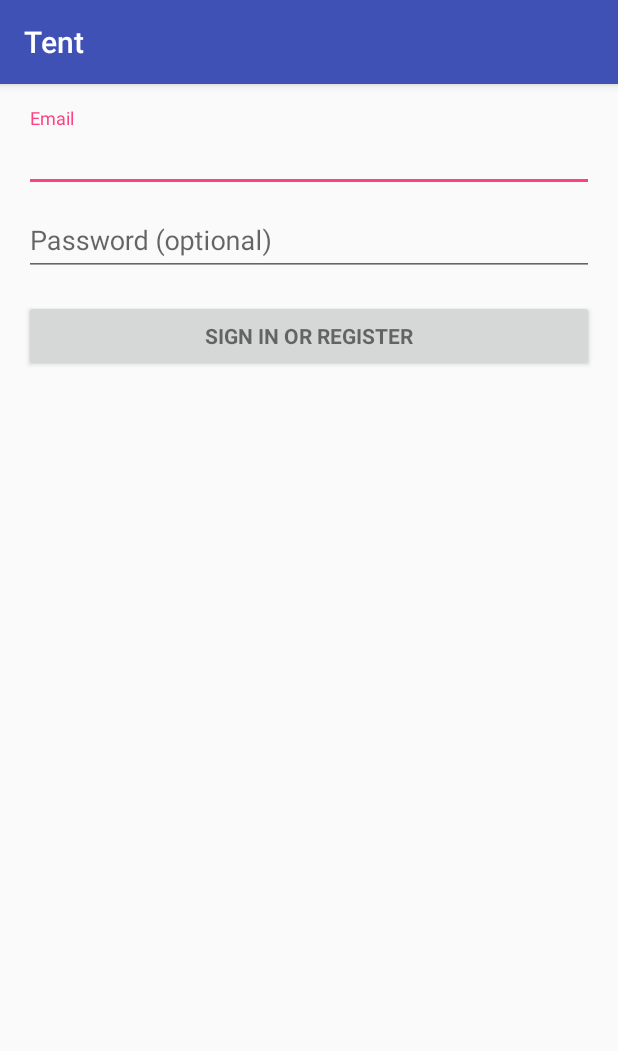
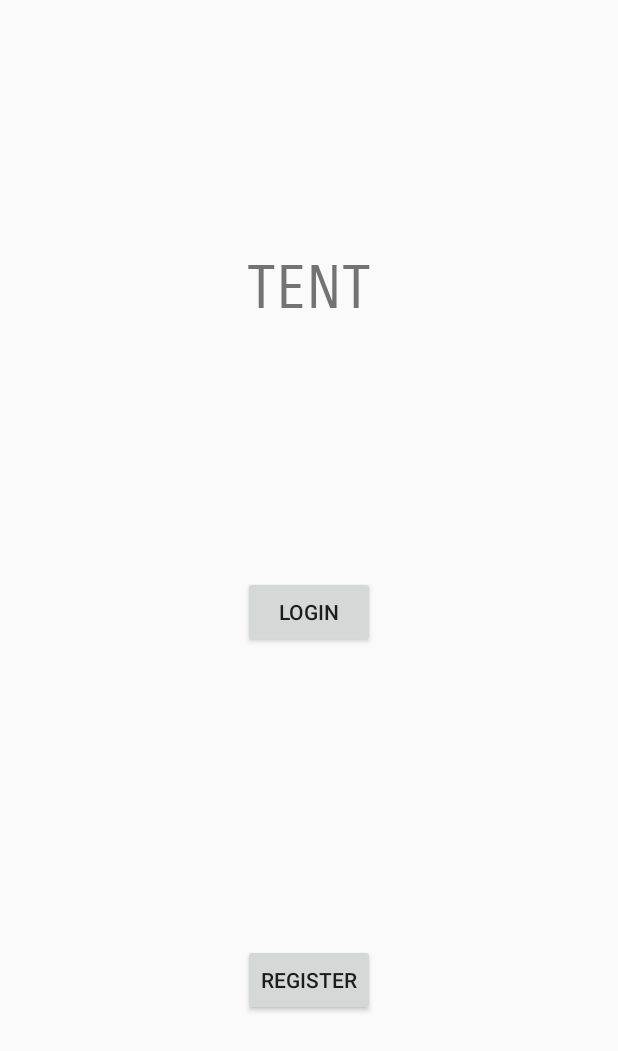
Before and after one commit to manleyroberts/fourdognight, an Android app: the screen it shows after launch (LoginActivity before the commit, SplashActivity after it), on a phone screen of 412 x 824 dp. Shown: the top 1051 px of the screen. Run offline under Robolectric (Android 15) with nearby library versions, the phone set to English and light mode, and no system bars.

Commit message:
Added M4 functionality for Android app.

```diff
--- a/android/Tent/app/build.gradle
+++ b/android/Tent/app/build.gradle
@@ -22,6 +22,7 @@ dependencies {
     implementation fileTree(dir: 'libs', include: ['*.jar'])
     implementation 'com.android.support:appcompat-v7:26.1.0'
     implementation 'com.android.support:design:26.1.0'
+    implementation 'com.android.support.constraint:constraint-layout:1.0.2'
     testImplementation 'junit:junit:4.12'
     androidTestImplementation 'com.android.support.test:runner:1.0.1'
     androidTestImplementation 'com.android.support.test.espresso:espresso-core:3.0.1'
--- a/android/Tent/app/src/main/java/fourdognight/github/com/tent/LoginActivity.java
+++ b/android/Tent/app/src/main/java/fourdognight/github/com/tent/LoginActivity.java
@@ -3,6 +3,7 @@ package fourdognight.github.com.tent;
 import android.animation.Animator;
 import android.animation.AnimatorListenerAdapter;
 import android.annotation.TargetApi;
+import android.content.Intent;
 import android.content.pm.PackageManager;
 import android.support.annotation.NonNull;
 import android.support.design.widget.Snackbar;
@@ -28,49 +29,46 @@ import android.widget.AutoCompleteTextView;
 import android.widget.Button;
 import android.widget.EditText;
 import android.widget.TextView;
-
-import java.util.ArrayList;
-import java.util.List;
+import android.util.Log;
 
 import static android.Manifest.permission.READ_CONTACTS;
 
 /**
- * A login screen that offers login via email/password.
+ * A login screen that offers login via username/password.
  */
-public class LoginActivity extends AppCompatActivity implements LoaderCallbacks<Cursor> {
-
-    /**
-     * Id to identity READ_CONTACTS permission request.
-     */
-    private static final int REQUEST_READ_CONTACTS = 0;
+public class LoginActivity extends AppCompatActivity {
 
     /**
      * A dummy authentication store containing known user names and passwords.
      * TODO: remove after connecting to a real authentication system.
      */
     private static final String[] DUMMY_CREDENTIALS = new String[]{
-            "foo@example.com:hello", "bar@example.com:world"
+            "user:pass"
     };
+
     /**
      * Keep track of the login task to ensure we can cancel it if requested.
      */
     private UserLoginTask mAuthTask = null;
 
     // UI references.
-    private AutoCompleteTextView mEmailView;
+    private EditText mUsernameView;
     private EditText mPasswordView;
+    private View mUserTextView;
+    private View mPassTextView;
+    private View mLoginView;
     private View mProgressView;
-    private View mLoginFormView;
 
     @Override
     protected void onCreate(Bundle savedInstanceState) {
         super.onCreate(savedInstanceState);
         setContentView(R.layout.activity_login);
-        // Set up the login form.
-        mEmailView = (AutoCompleteTextView) findViewById(R.id.email);
-        populateAutoComplete();
 
-        mPasswordView = (EditText) findViewById(R.id.password);
+        mPasswordView = findViewById(R.id.passwordField);
+        mUsernameView = findViewById(R.id.usernameField);
+        mLoginView = findViewById(R.id.loginLayout);
+        mPassTextView = findViewById(R.id.passText);
+        mUserTextView = findViewById(R.id.userText);
         mPasswordView.setOnEditorActionListener(new TextView.OnEditorActionListener() {
             @Override
             public boolean onEditorAction(TextView textView, int id, KeyEvent keyEvent) {
@@ -82,61 +80,15 @@ public class LoginActivity extends AppCompatActivity implements LoaderCallbacks<
             }
         });
 
-        Button mEmailSignInButton = (Button) findViewById(R.id.email_sign_in_button);
-        mEmailSignInButton.setOnClickListener(new OnClickListener() {
-            @Override
-            public void onClick(View view) {
+        final Button button = findViewById(R.id.loginSubmitButton);
+        button.setOnClickListener(new View.OnClickListener() {
+            public void onClick(View v) {
                 attemptLogin();
             }
         });
 
-        mLoginFormView = findViewById(R.id.login_form);
         mProgressView = findViewById(R.id.login_progress);
     }
-
-    private void populateAutoComplete() {
-        if (!mayRequestContacts()) {
-            return;
-        }
-
-        getLoaderManager().initLoader(0, null, this);
-    }
-
-    private boolean mayRequestContacts() {
-        if (Build.VERSION.SDK_INT < Build.VERSION_CODES.M) {
-            return true;
-        }
-        if (checkSelfPermission(READ_CONTACTS) == PackageManager.PERMISSION_GRANTED) {
-            return true;
-        }
-        if (shouldShowRequestPermissionRationale(READ_CONTACTS)) {
-            Snackbar.make(mEmailView, R.string.permission_rationale, Snackbar.LENGTH_INDEFINITE)
-                    .setAction(android.R.string.ok, new View.OnClickListener() {
-                        @Override
-                        @TargetApi(Build.VERSION_CODES.M)
-                        public void onClick(View v) {
-                            requestPermissions(new String[]{READ_CONTACTS}, REQUEST_READ_CONTACTS);
-                        }
-                    });
-        } else {
-            requestPermissions(new String[]{READ_CONTACTS}, REQUEST_READ_CONTACTS);
-        }
-        return false;
-    }
-
-    /**
-     * Callback received when a permissions request has been completed.
-     */
-    @Override
-    public void onRequestPermissionsResult(int requestCode, @NonNull String[] permissions,
-                                           @NonNull int[] grantResults) {
-        if (requestCode == REQUEST_READ_CONTACTS) {
-            if (grantResults.length == 1 && grantResults[0] == PackageManager.PERMISSION_GRANTED) {
-                populateAutoComplete();
-            }
-        }
-    }
-
 
     /**
      * Attempts to sign in or register the account specified by the login form.
@@ -149,31 +101,27 @@ public class LoginActivity extends AppCompatActivity implements LoaderCallbacks<
         }
 
         // Reset errors.
-        mEmailView.setError(null);
+        mUsernameView.setError(null);
         mPasswordView.setError(null);
 
         // Store values at the time of the login attempt.
-        String email = mEmailView.getText().toString();
+        String email = mUsernameView.getText().toString();
         String password = mPasswordView.getText().toString();
 
         boolean cancel = false;
         View focusView = null;
 
         // Check for a valid password, if the user entered one.
-        if (!TextUtils.isEmpty(password) && !isPasswordValid(password)) {
+        if (TextUtils.isEmpty(password)) {
             mPasswordView.setError(getString(R.string.error_invalid_password));
             focusView = mPasswordView;
             cancel = true;
         }
 
-        // Check for a valid email address.
+        // Check for a valid username
         if (TextUtils.isEmpty(email)) {
-            mEmailView.setError(getString(R.string.error_field_required));
-            focusView = mEmailView;
-            cancel = true;
-        } else if (!isEmailValid(email)) {
-            mEmailView.setError(getString(R.string.error_invalid_email));
-            focusView = mEmailView;
+            mUsernameView.setError(getString(R.string.error_field_required));
+            focusView = mUsernameView;
             cancel = true;
         }
 
@@ -190,16 +138,6 @@ public class LoginActivity extends AppCompatActivity implements LoaderCallbacks<
         }
     }
 
-    private boolean isEmailValid(String email) {
-        //TODO: Replace this with your own logic
-        return email.contains("@");
-    }
-
-    private boolean isPasswordValid(String password) {
-        //TODO: Replace this with your own logic
-        return password.length() > 4;
-    }
-
     /**
      * Shows the progress UI and hides the login form.
      */
@@ -208,86 +146,37 @@ public class LoginActivity extends AppCompatActivity implements LoaderCallbacks<
         // On Honeycomb MR2 we have the ViewPropertyAnimator APIs, which allow
         // for very easy animations. If available, use these APIs to fade-in
         // the progress spinner.
-        if (Build.VERSION.SDK_INT >= Build.VERSION_CODES.HONEYCOMB_MR2) {
-            int shortAnimTime = getResources().getInteger(android.R.integer.config_shortAnimTime);
-
-            mLoginFormView.setVisibility(show ? View.GONE : View.VISIBLE);
-            mLoginFormView.animate().setDuration(shortAnimTime).alpha(
-                    show ? 0 : 1).setListener(new AnimatorListenerAdapter() {
-                @Override
-                public void onAnimationEnd(Animator animation) {
-                    mLoginFormView.setVisibility(show ? View.GONE : View.VISIBLE);
-                }
-            });
-
-            mProgressView.setVisibility(show ? View.VISIBLE : View.GONE);
-            mProgressView.animate().setDuration(shortAnimTime).alpha(
-                    show ? 1 : 0).setListener(new AnimatorListenerAdapter() {
-                @Override
-                public void onAnimationEnd(Animator animation) {
-                    mProgressView.setVisibility(show ? View.VISIBLE : View.GONE);
-                }
-            });
-        } else {
+//        if (Build.VERSION.SDK_INT >= Build.VERSION_CODES.HONEYCOMB_MR2) {
+//            int shortAnimTime = getResources().getInteger(android.R.integer.config_shortAnimTime);
+//
+//            mUsernameView.setVisibility(show ? View.GONE : View.VISIBLE);
+//            mPasswordView.setVisibility(show ? View.GONE : View.VISIBLE);
+//            mLoginFormView.animate().setDuration(shortAnimTime).alpha(
+//                    show ? 0 : 1).setListener(new AnimatorListenerAdapter() {
+//                @Override
+//                public void onAnimationEnd(Animator animation) {
+//                    mLoginFormView.setVisibility(show ? View.GONE : View.VISIBLE);
+//                }
+//            });
+//
+//            mProgressView.setVisibility(show ? View.VISIBLE : View.GONE);
+//            mProgressView.animate().setDuration(shortAnimTime).alpha(
+//                    show ? 1 : 0).setListener(new AnimatorListenerAdapter() {
+//                @Override
+//                public void onAnimationEnd(Animator animation) {
+//                    mProgressView.setVisibility(show ? View.VISIBLE : View.GONE);
+//                }
+//            });
+//        } else {
             // The ViewPropertyAnimator APIs are not available, so simply show
             // and hide the relevant UI components.
             mProgressView.setVisibility(show ? View.VISIBLE : View.GONE);
-            mLoginFormView.setVisibility(show ? View.GONE : View.VISIBLE);
-        }
-    }
-
-    @Override
-    public Loader<Cursor> onCreateLoader(int i, Bundle bundle) {
-        return new CursorLoader(this,
-                // Retrieve data rows for the device user's 'profile' contact.
-                Uri.withAppendedPath(ContactsContract.Profile.CONTENT_URI,
-                        ContactsContract.Contacts.Data.CONTENT_DIRECTORY), ProfileQuery.PROJECTION,
-
-                // Select only email addresses.
-                ContactsContract.Contacts.Data.MIMETYPE +
-                        " = ?", new String[]{ContactsContract.CommonDataKinds.Email
-                .CONTENT_ITEM_TYPE},
-
-                // Show primary email addresses first. Note that there won't be
-                // a primary email address if the user hasn't specified one.
-                ContactsContract.Contacts.Data.IS_PRIMARY + " DESC");
-    }
-
-    @Override
-    public void onLoadFinished(Loader<Cursor> cursorLoader, Cursor cursor) {
-        List<String> emails = new ArrayList<>();
-        cursor.moveToFirst();
-        while (!cursor.isAfterLast()) {
-            emails.add(cursor.getString(ProfileQuery.ADDRESS));
-            cursor.moveToNext();
-        }
-
-        addEmailsToAutoComplete(emails);
-    }
-
-    @Override
-    public void onLoaderReset(Loader<Cursor> cursorLoader) {
-
-    }
-
-    private void addEmailsToAutoComplete(List<String> emailAddressCollection) {
-        //Create adapter to tell the AutoCompleteTextView what to show in its dropdown list.
-        ArrayAdapter<String> adapter =
-                new ArrayAdapter<>(LoginActivity.this,
-                        android.R.layout.simple_dropdown_item_1line, emailAddressCollection);
-
-        mEmailView.setAdapter(adapter);
-    }
-
-
-    private interface ProfileQuery {
-        String[] PROJECTION = {
-                ContactsContract.CommonDataKinds.Email.ADDRESS,
-                ContactsContract.CommonDataKinds.Email.IS_PRIMARY,
-        };
-
-        int ADDRESS = 0;
-        int IS_PRIMARY = 1;
+            mUsernameView.setVisibility(show ? View.GONE : View.VISIBLE);
+            mPasswordView.setVisibility(show ? View.GONE : View.VISIBLE);
+            mLoginView.setVisibility(show ? View.GONE : View.VISIBLE);
+            mPassTextView.setVisibility(show ? View.GONE : View.VISIBLE);
+            mUserTextView.setVisibility(show ? View.GONE : View.VISIBLE);
+//        }
     }
 
     /**
@@ -296,11 +185,11 @@ public class LoginActivity extends AppCompatActivity implements LoaderCallbacks<
      */
     public class UserLoginTask extends AsyncTask<Void, Void, Boolean> {
 
-        private final String mEmail;
+        private final String mUsername;
         private final String mPassword;
 
-        UserLoginTask(String email, String password) {
-            mEmail = email;
+        UserLoginTask(String username, String password) {
+            mUsername = username;
             mPassword = password;
         }
 
@@ -317,14 +206,14 @@ public class LoginActivity extends AppCompatActivity implements LoaderCallbacks<
 
             for (String credential : DUMMY_CREDENTIALS) {
                 String[] pieces = credential.split(":");
-                if (pieces[0].equals(mEmail)) {
+                if (pieces[0].equals(mUsername)) {
                     // Account exists, return true if the password matches.
                     return pieces[1].equals(mPassword);
                 }
             }
 
             // TODO: register the new account here.
-            return true;
+            return false;
         }
 
         @Override
@@ -333,6 +222,9 @@ public class LoginActivity extends AppCompatActivity implements LoaderCallbacks<
             showProgress(false);
 
             if (success) {
+                Log.d("I", "Logged in");
+                Intent launchIntent = new Intent(getInstance(), MainScreenActivity.class);
+                startActivity(launchIntent);
                 finish();
             } else {
                 mPasswordView.setError(getString(R.string.error_incorrect_password));
@@ -346,4 +238,8 @@ public class LoginActivity extends AppCompatActivity implements LoaderCallbacks<
             showProgress(false);
         }
     }
+
+    private LoginActivity getInstance() {
+        return this;
+    }
 }
--- /dev/null
+++ b/android/Tent/app/src/main/java/fourdognight/github/com/tent/SplashActivity.java
@@ -0,0 +1,28 @@
+package fourdognight.github.com.tent;
+
+import android.support.v7.app.AppCompatActivity;
+import android.os.Bundle;
+import android.widget.Button;
+import android.view.View;
+import android.content.Intent;
+
+public class SplashActivity extends AppCompatActivity {
+
+    @Override
+    protected void onCreate(Bundle savedInstanceState) {
+        super.onCreate(savedInstanceState);
+        setContentView(R.layout.activity_splash);
+
+        final Button button = findViewById(R.id.loginChoiceButton);
+        button.setOnClickListener(new View.OnClickListener() {
+            public void onClick(View v) {
+                Intent launchIntent = new Intent(getInstance(), LoginActivity.class);
+                startActivity(launchIntent);
+            }
+        });
+    }
+
+    private SplashActivity getInstance() {
+        return this;
+    }
+}
--- a/android/Tent/app/src/main/res/layout/activity_login.xml
+++ b/android/Tent/app/src/main/res/layout/activity_login.xml
@@ -19,59 +19,57 @@
         android:layout_marginBottom="8dp"
         android:visibility="gone" />
 
-    <ScrollView
-        android:id="@+id/login_form"
+    <TextView
+        android:id="@+id/userText"
         android:layout_width="match_parent"
-        android:layout_height="match_parent">
+        android:layout_height="wrap_content"
+        android:autoSizeMinTextSize="12dp"
+        android:autoSizePresetSizes="12"
+        android:autoText="true"
+        android:text="Username:" />
 
-        <LinearLayout
-            android:id="@+id/email_login_form"
-            android:layout_width="match_parent"
-            android:layout_height="wrap_content"
-            android:orientation="vertical">
+    <EditText
+        android:id="@+id/usernameField"
+        android:layout_width="match_parent"
+        android:layout_height="wrap_content"
+        android:autoSizeMinTextSize="12dp"
+        android:autoSizePresetSizes="12"
+        android:autoText="true"
+        android:ems="10"
+        android:inputType="textPersonName" />
 
-            <android.support.design.widget.TextInputLayout
-                android:layout_width="match_parent"
-                android:layout_height="wrap_content">
+    <TextView
+        android:id="@+id/passText"
+        android:layout_width="match_parent"
+        android:layout_height="wrap_content"
+        android:autoSizeMinTextSize="12dp"
+        android:autoSizePresetSizes="12"
+        android:autoText="true"
+        android:text="Password:" />
 
-                <AutoCompleteTextView
-                    android:id="@+id/email"
-                    android:layout_width="match_parent"
-                    android:layout_height="wrap_content"
-                    android:hint="@string/prompt_email"
-                    android:inputType="textEmailAddress"
-                    android:maxLines="1"
-                    android:singleLine="true" />
+    <EditText
+        android:id="@+id/passwordField"
+        android:layout_width="match_parent"
+        android:layout_height="wrap_content"
+        android:autoSizeMinTextSize="12dp"
+        android:autoSizePresetSizes="12"
+        android:ems="10"
+        android:inputType="textPassword"
+        android:autoText="true" />
 
-            </android.support.design.widget.TextInputLayout>
+    <LinearLayout
+        android:id="@+id/loginLayout"
+        android:layout_width="match_parent"
+        android:layout_height="wrap_content"
+        android:orientation="vertical"></LinearLayout>
 
-            <android.support.design.widget.TextInputLayout
-                android:layout_width="match_parent"
-                android:layout_height="wrap_content">
+    <Button
+        android:id="@+id/loginSubmitButton"
+        android:layout_width="match_parent"
+        android:layout_height="wrap_content"
+        android:autoSizeMinTextSize="12dp"
+        android:autoSizePresetSizes="12"
+        android:autoText="true"
+        android:text="Login" />
 
-                <EditText
-                    android:id="@+id/password"
-                    android:layout_width="match_parent"
-                    android:layout_height="wrap_content"
-                    android:hint="@string/prompt_password"
-                    android:imeActionId="6"
-                    android:imeActionLabel="@string/action_sign_in_short"
-                    android:imeOptions="actionUnspecified"
-                    android:inputType="textPassword"
-                    android:maxLines="1"
-                    android:singleLine="true" />
-
-            </android.support.design.widget.TextInputLayout>
-
-            <Button
-                android:id="@+id/email_sign_in_button"
-                style="?android:textAppearanceSmall"
-                android:layout_width="match_parent"
-                android:layout_height="wrap_content"
-                android:layout_marginTop="16dp"
-                android:text="@string/action_sign_in"
-                android:textStyle="bold" />
-
-        </LinearLayout>
-    </ScrollView>
 </LinearLayout>
--- /dev/null
+++ b/android/Tent/app/src/main/res/layout/activity_splash.xml
@@ -0,0 +1,60 @@
+<?xml version="1.0" encoding="utf-8"?>
+<android.support.constraint.ConstraintLayout xmlns:android="http://schemas.android.com/apk/res/android"
+    xmlns:app="http://schemas.android.com/apk/res-auto"
+    xmlns:tools="http://schemas.android.com/tools"
+    android:layout_width="match_parent"
+    android:layout_height="match_parent"
+    tools:context="fourdognight.github.com.tent.SplashActivity">
+
+    <Button
+        android:id="@+id/loginChoiceButton"
+        android:layout_width="wrap_content"
+        android:layout_height="wrap_content"
+        android:layout_marginEnd="8dp"
+        android:layout_marginStart="8dp"
+        android:layout_marginTop="384dp"
+        android:autoSizeMinTextSize="12dp"
+        android:autoSizePresetSizes="12"
+        android:autoText="true"
+        android:text="Login"
+        app:layout_constraintEnd_toEndOf="parent"
+        app:layout_constraintStart_toStartOf="parent"
+        app:layout_constraintTop_toTopOf="parent" />
+
+    <Button
+        android:id="@+id/registerChoiceButton"
+        android:layout_width="wrap_content"
+        android:layout_height="wrap_content"
+        android:layout_marginBottom="8dp"
+        android:layout_marginEnd="8dp"
+        android:layout_marginStart="8dp"
+        android:layout_marginTop="8dp"
+        android:autoSizeMinTextSize="12dp"
+        android:autoSizePresetSizes="12"
+        android:autoText="true"
+        android:text="Register"
+        app:layout_constraintBottom_toBottomOf="parent"
+        app:layout_constraintEnd_toEndOf="parent"
+        app:layout_constraintStart_toStartOf="parent"
+        app:layout_constraintTop_toBottomOf="@+id/loginChoiceButton"
+        app:layout_constraintVertical_bias="0.577" />
+
+    <TextView
+        android:id="@+id/titleText"
+        android:layout_width="wrap_content"
+        android:layout_height="wrap_content"
+        android:layout_marginBottom="8dp"
+        android:layout_marginEnd="8dp"
+        android:layout_marginStart="8dp"
+        android:layout_marginTop="8dp"
+        android:fontFamily="sans-serif-smallcaps"
+        android:paddingLeft="10dp"
+        android:paddingRight="10dp"
+        android:text="Tent"
+        android:textAllCaps="true"
+        android:textSize="40sp"
+        app:layout_constraintBottom_toTopOf="@+id/loginChoiceButton"
+        app:layout_constraintEnd_toEndOf="parent"
+        app:layout_constraintStart_toStartOf="parent"
+        app:layout_constraintTop_toTopOf="parent" />
+</android.support.constraint.ConstraintLayout>
--- a/android/Tent/app/src/main/res/values/dimens.xml
+++ b/android/Tent/app/src/main/res/values/dimens.xml
@@ -2,4 +2,5 @@
     <!-- Default screen margins, per the Android Design guidelines. -->
     <dimen name="activity_horizontal_margin">16dp</dimen>
     <dimen name="activity_vertical_margin">16dp</dimen>
+    <dimen name="fab_margin">16dp</dimen>
 </resources>
--- a/android/Tent/app/src/main/res/values/strings.xml
+++ b/android/Tent/app/src/main/res/values/strings.xml
@@ -13,4 +13,5 @@
     <string name="permission_rationale">"Contacts permissions are needed for providing email
         completions."
     </string>
+    <string name="title_activity_title_screen">TitleScreen</string>
 </resources>
--- a/android/Tent/app/src/main/res/values/styles.xml
+++ b/android/Tent/app/src/main/res/values/styles.xml
@@ -1,11 +1,20 @@
 <resources>
 
     <!-- Base application theme. -->
-    <style name="AppTheme" parent="Theme.AppCompat.Light.DarkActionBar">
+    <style name="AppTheme" parent="Theme.AppCompat.Light.NoActionBar">
         <!-- Customize your theme here. -->
         <item name="colorPrimary">@color/colorPrimary</item>
         <item name="colorPrimaryDark">@color/colorPrimaryDark</item>
         <item name="colorAccent">@color/colorAccent</item>
     </style>
 
+    <style name="AppTheme.NoActionBar">
+        <item name="windowActionBar">false</item>
+        <item name="windowNoTitle">true</item>
+    </style>
+
+    <style name="AppTheme.AppBarOverlay" parent="ThemeOverlay.AppCompat.Dark.ActionBar" />
+
+    <style name="AppTheme.PopupOverlay" parent="ThemeOverlay.AppCompat.Light" />
+
 </resources>
```
Also changed, not shown: android/Tent/app/src/main/AndroidManifest.xml (+4 -4 lines), android/Tent/app/src/main/java/fourdognight/github/com/tent/MainScreenActivity.java (added, +29 -0 lines), android/Tent/app/src/main/res/layout/activity_main_screen.xml (added, +20 -0 lines), 1 other file.
